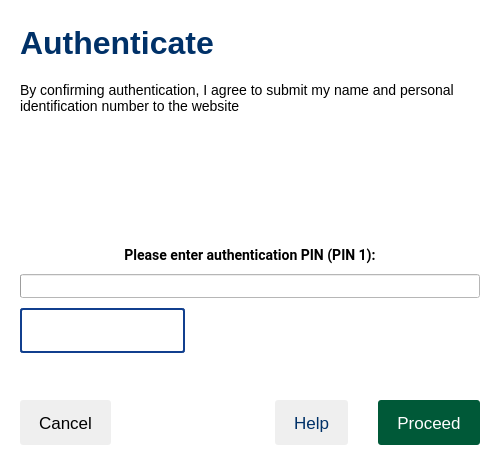
First picture: the form in src/ui/dialog.ui, repository web-eid/web-eid-app, before the edit.
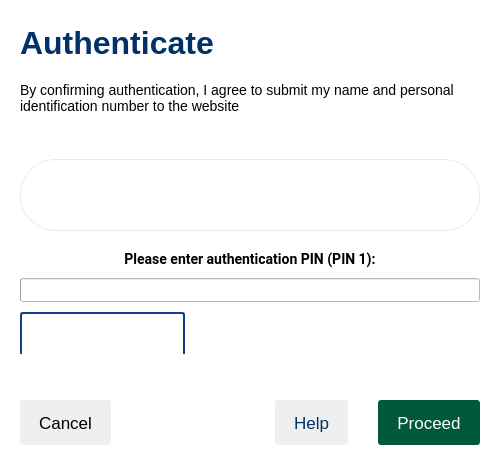
Second picture: the form after the edit. The open tabs and pages were chosen to show the change. Icons and pictures are not drawn. Custom widgets are drawn as their Qt base class.

Commit message:
Try to resolve CertificateWidget issues by using QWidget
WE2-390

The edit to the form file:
```diff
--- a/src/ui/dialog.ui
+++ b/src/ui/dialog.ui
@@ -55,18 +55,17 @@
 }
 QListWidget {
 border: 0;
-icon-size: 45px 29px;
 }
-QListWidget::item {
+QListWidget::item, #pinInputCertificateInfo {
 border: 1px solid rgba(0,49,104,0.1);
-color: black;
 border-radius: 35px;
 min-height: 70px;
-padding: 0px 15px 0px 15px;
 }
 QListWidget::item:selected {
 border: 2px solid #113F8E;
-padding: 0px 14px 0px 14px;
+}
+QListWidget::item QWidget, #pinInputCertificateInfo QWidget {
+background-color: transparent;
 }
 #selectCertificateInfo::item {
 background-color: #F5F5F5;
@@ -419,11 +418,7 @@
         </layout>
        </item>
        <item>
-        <widget class="CertificateListWidget" name="pinInputCertificateInfo">
-         <property name="selectionMode">
-          <enum>QAbstractItemView::NoSelection</enum>
-         </property>
-        </widget>
+        <widget class="CertificateWidget" name="pinInputCertificateInfo" native="true"/>
        </item>
        <item>
         <layout class="QVBoxLayout" name="pinLayout">
@@ -575,6 +570,12 @@
    <extends>QListWidget</extends>
    <header>certificatelistwidget.hpp</header>
   </customwidget>
+  <customwidget>
+   <class>CertificateWidget</class>
+   <extends>QWidget</extends>
+   <header>certificatelistwidget.hpp</header>
+   <container>1</container>
+  </customwidget>
  </customwidgets>
  <resources>
   <include location="web-eid-resources.qrc"/>
```
The commit also changes 8 other files.
